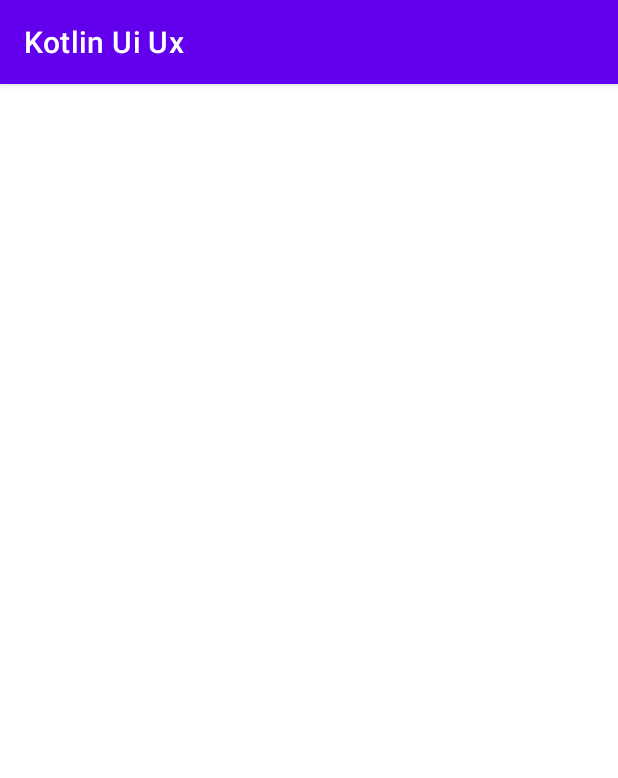
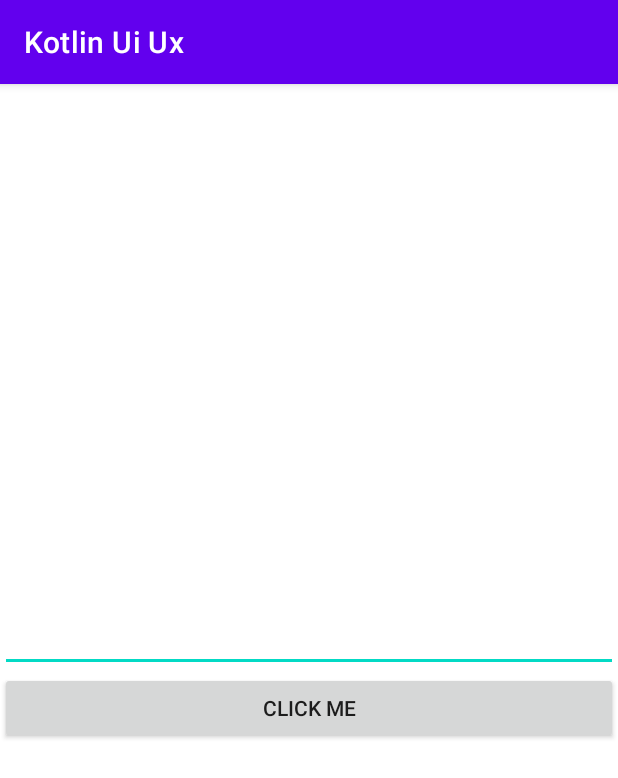
Before and after one commit to kalindus89/KotlineUi-Ux, an Android app: the DatabindingActivity_1 screen opened directly, with no data from a screen before it, on a phone screen of 412 x 824 dp. Shown: the top 778 px of the screen. Run offline under Robolectric (Android 15) with nearby library versions, the phone set to English and light mode, and no system bars; our stand-ins replace data binding; 3 statements that could not run were skipped.

```diff
--- a/app/build.gradle
+++ b/app/build.gradle
@@ -30,6 +30,9 @@ android {
     kotlinOptions {
         jvmTarget = '1.8'
     }
+    buildFeatures {
+        dataBinding true
+    }
 }
 
 dependencies {
--- a/app/src/main/AndroidManifest.xml
+++ b/app/src/main/AndroidManifest.xml
@@ -1,6 +1,6 @@
 <?xml version="1.0" encoding="utf-8"?>
 <manifest xmlns:android="http://schemas.android.com/apk/res/android"
-    package="com.kotlin.kotlinuiux" >
+    package="com.kotlin.kotlinuiux">
 
     <application
         android:allowBackup="true"
@@ -8,9 +8,12 @@
         android:label="@string/app_name"
         android:roundIcon="@mipmap/ic_launcher_round"
         android:supportsRtl="true"
-        android:theme="@style/Theme.KotlinUiUx" >
+        android:theme="@style/Theme.KotlinUiUx">
         <activity
             android:name=".data_binding.data_binding_1.DatabindingActivity_1"
+            android:exported="false" />
+        <activity
+            android:name=".bottom_navigations.with_floating_bottom.FloatingButtonBnActivity"
             android:exported="false" />
         <activity
             android:name=".bottom_navigations.old_way.OldwayActivity"
@@ -19,8 +22,8 @@
             android:name=".bottom_navigations.with_navigation_components.MainActivity"
             android:exported="false" />
         <activity
-            android:name=".bottom_navigations.with_floating_bottom.FloatingButtonBnActivity"
-            android:exported="true" >
+            android:name=".data_binding.data_binding_2_viewModel.DatabindingViewModelActivity"
+            android:exported="true">
             <intent-filter>
                 <action android:name="android.intent.action.MAIN" />
 
--- a/app/src/main/java/com/kotlin/kotlinuiux/data_binding/data_binding_1/DatabindingActivity_1.kt
+++ b/app/src/main/java/com/kotlin/kotlinuiux/data_binding/data_binding_1/DatabindingActivity_1.kt
@@ -3,10 +3,22 @@ package com.kotlin.kotlinuiux.data_binding.data_binding_1
 import androidx.appcompat.app.AppCompatActivity
 import android.os.Bundle
 import com.kotlin.kotlinuiux.R
+import com.kotlin.kotlinuiux.databinding.ActivityDatabinding1Binding
 
 class DatabindingActivity_1 : AppCompatActivity() {
+
+    private lateinit var binding: ActivityDatabinding1Binding
+
     override fun onCreate(savedInstanceState: Bundle?) {
         super.onCreate(savedInstanceState)
-        setContentView(R.layout.activity_databinding1)
+
+        binding = ActivityDatabinding1Binding.inflate(layoutInflater)
+        setContentView(binding.root)
+
+        val myUserModel = UserModel("Kalindu", "Supun", 32, true)
+
+        binding.userModel = myUserModel
+
+
     }
 }
--- /dev/null
+++ b/app/src/main/java/com/kotlin/kotlinuiux/data_binding/data_binding_1/MyUserUtils.kt
@@ -0,0 +1,10 @@
+package com.kotlin.kotlinuiux.data_binding.data_binding_1
+
+object MyUserUtils {
+
+    @JvmStatic // name this as a static function
+    fun changeName(fName:String):String{
+        return fName
+    }
+
+}
--- /dev/null
+++ b/app/src/main/java/com/kotlin/kotlinuiux/data_binding/data_binding_1/UserModel.kt
@@ -0,0 +1,9 @@
+package com.kotlin.kotlinuiux.data_binding.data_binding_1
+
+data class UserModel(
+    val fName: String,
+    val lName: String,
+    val age:Int,
+    val isLoggedIn:Boolean
+) {
+}
--- /dev/null
+++ b/app/src/main/java/com/kotlin/kotlinuiux/data_binding/data_binding_2_viewModel/DatabindingViewModelActivity.kt
@@ -0,0 +1,12 @@
+package com.kotlin.kotlinuiux.data_binding.data_binding_2_viewModel
+
+import androidx.appcompat.app.AppCompatActivity
+import android.os.Bundle
+import com.kotlin.kotlinuiux.R
+
+class DatabindingViewModelActivity : AppCompatActivity() {
+    override fun onCreate(savedInstanceState: Bundle?) {
+        super.onCreate(savedInstanceState)
+        setContentView(R.layout.activity_databinding_view_model)
+    }
+}
--- a/app/src/main/res/layout/activity_databinding1.xml
+++ b/app/src/main/res/layout/activity_databinding1.xml
@@ -1,9 +1,50 @@
 <?xml version="1.0" encoding="utf-8"?>
-<androidx.constraintlayout.widget.ConstraintLayout xmlns:android="http://schemas.android.com/apk/res/android"
+<layout xmlns:android="http://schemas.android.com/apk/res/android"
     xmlns:app="http://schemas.android.com/apk/res-auto"
-    xmlns:tools="http://schemas.android.com/tools"
-    android:layout_width="match_parent"
-    android:layout_height="match_parent"
-    tools:context=".data_binding.data_binding_1.DatabindingActivity_1">
+    xmlns:tools="http://schemas.android.com/tools">
 
-</androidx.constraintlayout.widget.ConstraintLayout>
+    <data>
+
+        <import type="android.view.View" />
+        <import type="com.kotlin.kotlinuiux.data_binding.data_binding_1.MyUserUtils" />
+
+        <variable
+            name="userModel"
+            type="com.kotlin.kotlinuiux.data_binding.data_binding_1.UserModel" />
+
+        <!--  or import model class
+
+        <import type="android.view.View"/>
+          <import type="com.kotlin.kotlinuiux.data_binding.data_binding_1.UserModel"/>
+         <variable
+             name="userModel"
+             type="UserModel" />-->
+
+
+    </data>
+
+    <LinearLayout
+        android:layout_width="match_parent"
+        android:layout_height="match_parent"
+        android:gravity="center"
+        android:orientation="vertical"
+        tools:context=".data_binding.data_binding_1.DatabindingActivity_1">
+
+        <TextView
+            android:id="@+id/textView1"
+            android:layout_width="match_parent"
+            android:layout_height="wrap_content"
+            android:text="@{MyUserUtils.changeName(userModel.FName)}"
+            android:visibility="@{userModel.loggedIn?View.VISIBLE:View.GONE}" />
+
+        <EditText
+            android:id="@+id/editText1"
+            android:layout_width="match_parent"
+            android:layout_height="wrap_content" />
+
+        <androidx.appcompat.widget.AppCompatButton
+            android:layout_width="match_parent"
+            android:layout_height="wrap_content"
+            android:text="Click Me" />
+    </LinearLayout>
+</layout>
--- /dev/null
+++ b/app/src/main/res/layout/activity_databinding_view_model.xml
@@ -0,0 +1,9 @@
+<?xml version="1.0" encoding="utf-8"?>
+<androidx.constraintlayout.widget.ConstraintLayout xmlns:android="http://schemas.android.com/apk/res/android"
+    xmlns:app="http://schemas.android.com/apk/res-auto"
+    xmlns:tools="http://schemas.android.com/tools"
+    android:layout_width="match_parent"
+    android:layout_height="match_parent"
+    tools:context=".data_binding.data_binding_2_viewModel.DatabindingViewModelActivity">
+
+</androidx.constraintlayout.widget.ConstraintLayout>
```
